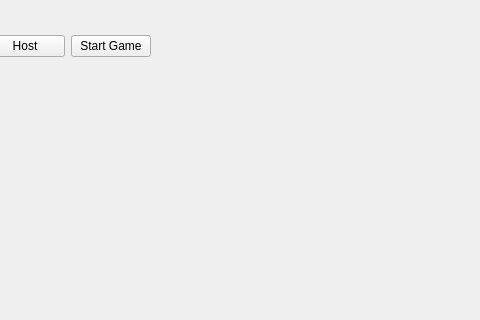
Above: foOscars/mainwindow.ui from J-Sandhu/OscarsCardGame before the change; both pictures show x 490 to 970 and y 0 to 320 of the 970 by 718 pixel window. Below: the same form after it.
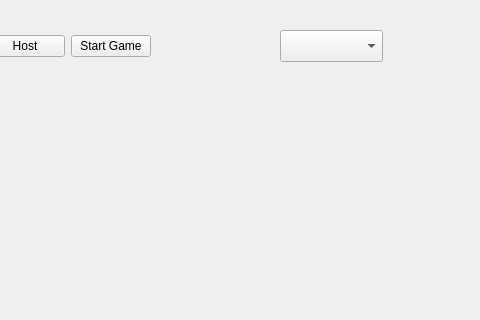
That is the form after the change.

Commit message: option to see other players' action cards implemented, need to fix resolution issue

Diff of the .ui file:
```diff
--- a/foOscars/mainwindow.ui
+++ b/foOscars/mainwindow.ui
@@ -619,6 +619,16 @@
      </item>
     </layout>
    </widget>
+   <widget class="QComboBox" name="otherPlayersHandsButton">
+    <property name="geometry">
+     <rect>
+      <x>770</x>
+      <y>30</y>
+      <width>103</width>
+      <height>32</height>
+     </rect>
+    </property>
+   </widget>
   </widget>
   <widget class="QMenuBar" name="menubar">
    <property name="geometry">
```
The commit also changes 7 other files.
